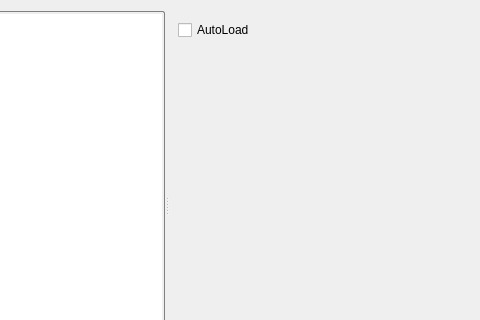
First picture: the form in ServoMain/MainGTSD/Option/OptionDialog/optiondialog.ui, repository tiangaomingjing/M4, before the edit; both pictures show x 81 to 561 and y 0 to 320 of the 561 by 445 pixel window.
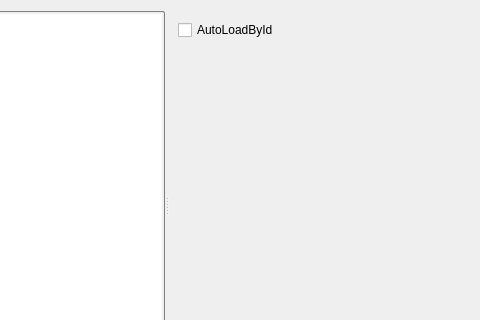
Second picture: the form after the edit. The open tabs and pages were chosen to show the change. Icons and pictures are not drawn.

```diff
--- a/ServoMain/MainGTSD/Option/OptionDialog/optiondialog.ui
+++ b/ServoMain/MainGTSD/Option/OptionDialog/optiondialog.ui
@@ -310,7 +310,7 @@
         <item>
          <widget class="QCheckBox" name="checkBox_autoLoad">
           <property name="text">
-           <string>AutoLoad</string>
+           <string>AutoLoadById</string>
           </property>
          </widget>
         </item>
```
Left out of the diff: 2 changed lines with no effect on the pictures.
